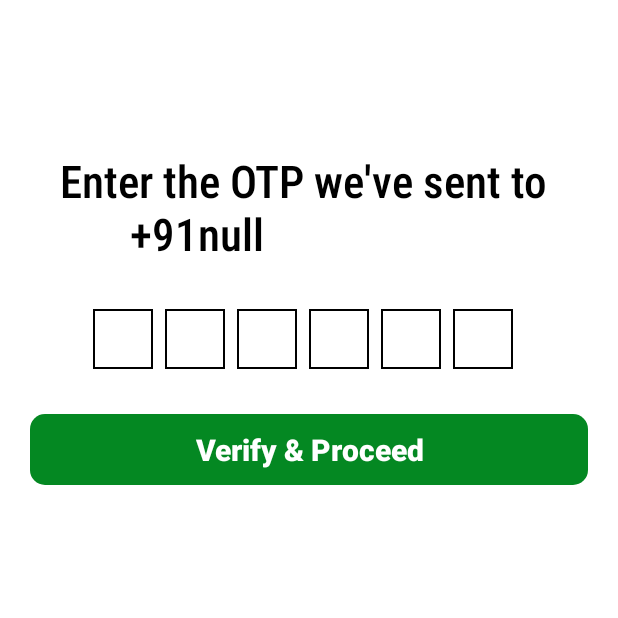
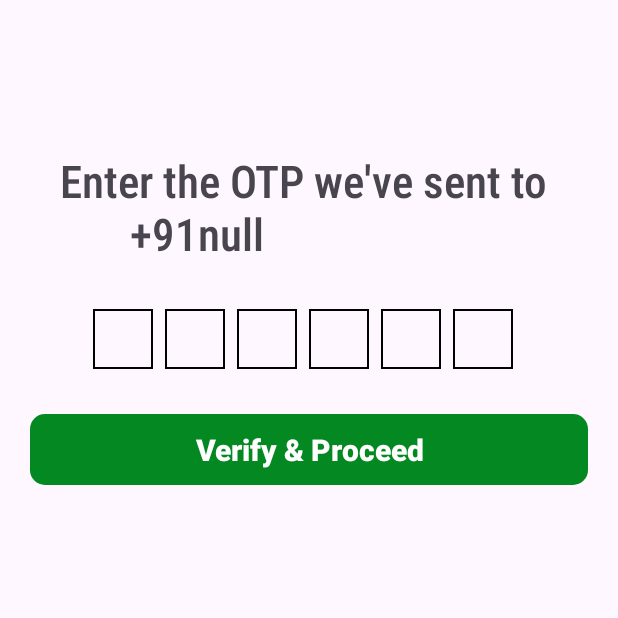
Before and after one commit to rxhuljoshi10/TravVo, an Android app: the VerificationPage screen opened directly, with no data from a screen before it, on a phone screen of 412 x 824 dp, the top half of it. Run offline under Robolectric (Android 15) with nearby library versions, the phone set to English and light mode, and no system bars; our stand-ins replace Firebase (no records; nobody signed in at launch, a user with empty details on screens opened directly); network calls fail.

Commit message:
second commit

```diff
--- a/app/src/main/java/com/example/onlinebusticketing/LoginPage.java
+++ b/app/src/main/java/com/example/onlinebusticketing/LoginPage.java
@@ -39,7 +39,7 @@ public class LoginPage extends AppCompatActivity {
     protected void onCreate(Bundle savedInstanceState) {
         super.onCreate(savedInstanceState);
         getWindow().setFlags(WindowManager.LayoutParams.FLAG_LAYOUT_NO_LIMITS, WindowManager.LayoutParams.FLAG_LAYOUT_NO_LIMITS);
-        setContentView(R.layout.activity_login);
+        setContentView(R.layout.activity_login_page);
 
 
         if (alreadyUser()){
--- a/app/src/main/java/com/example/onlinebusticketing/VerificationPage.java
+++ b/app/src/main/java/com/example/onlinebusticketing/VerificationPage.java
@@ -7,6 +7,7 @@ import android.content.SharedPreferences;
 import android.os.Bundle;
 import android.text.Editable;
 import android.text.TextWatcher;
+import android.view.KeyEvent;
 import android.view.View;
 import android.view.WindowManager;
 import android.widget.EditText;
@@ -37,7 +38,7 @@ public class VerificationPage extends AppCompatActivity {
     protected void onCreate(Bundle savedInstanceState) {
         super.onCreate(savedInstanceState);
         getWindow().setFlags(WindowManager.LayoutParams.FLAG_LAYOUT_NO_LIMITS, WindowManager.LayoutParams.FLAG_LAYOUT_NO_LIMITS);
-        setContentView(R.layout.activity_verify_otp);
+        setContentView(R.layout.activity_verification_page);
 
         e1 = findViewById(R.id.editText1);
         e2 = findViewById(R.id.editText2);
@@ -46,11 +47,12 @@ public class VerificationPage extends AppCompatActivity {
         e5 = findViewById(R.id.editText5);
         e6 = findViewById(R.id.editText6);
 
-        setEditTextWatcher(e1, e2);
-        setEditTextWatcher(e2, e3);
-        setEditTextWatcher(e3, e4);
-        setEditTextWatcher(e4, e5);
-        setEditTextWatcher(e5, e6);
+        setEditTextWatcher(e1, e2, null);
+        setEditTextWatcher(e2, e3, e1);
+        setEditTextWatcher(e3, e4, e2);
+        setEditTextWatcher(e4, e5, e3);
+        setEditTextWatcher(e5, e6, e4);
+        setEditTextWatcher(e6, null, e5);
         e1.requestFocus();
 
         Intent intent = getIntent();
@@ -62,7 +64,6 @@ public class VerificationPage extends AppCompatActivity {
 
         Intent intent1 = getIntent();
         verificationID = intent1.getStringExtra("verificationID");
-
 
 
         CardView verify_otp = findViewById(R.id.verify_button);
@@ -81,7 +82,7 @@ public class VerificationPage extends AppCompatActivity {
         });
     }
 
-    private void setEditTextWatcher(final EditText currentEditText, final EditText nextEditText) {
+    private void setEditTextWatcher(final EditText currentEditText, final EditText nextEditText, final  EditText prevEditText) {
         currentEditText.addTextChangedListener(new TextWatcher() {
             @Override
             public void beforeTextChanged(CharSequence charSequence, int start, int count, int after) {}
@@ -89,13 +90,31 @@ public class VerificationPage extends AppCompatActivity {
             @Override
             public void onTextChanged(CharSequence charSequence, int start, int before, int count) {
                 if (charSequence.length() == 1) {
-                    // Move focus to the next EditText
-                    nextEditText.requestFocus();
+                    if(nextEditText != null) {
+                        nextEditText.requestFocus();
+                    }
                 }
             }
-
             @Override
             public void afterTextChanged(Editable editable) {}
+        });
+
+        currentEditText.setOnKeyListener(new View.OnKeyListener() {
+            @Override
+            public boolean onKey(View v, int keyCode, KeyEvent event) {
+                if(keyCode == KeyEvent.KEYCODE_DEL && event.getAction() == KeyEvent.ACTION_DOWN) {
+                    if(currentEditText.getText().length() == 0) {
+                        if (prevEditText != null) {
+                            prevEditText.getText().clear();
+                            prevEditText.requestFocus();
+                        }
+                    }else{
+                        currentEditText.getText().clear();
+                    }
+                    return true;
+                }
+                return false;
+            }
         });
     }
 
--- a/app/src/main/java/com/example/onlinebusticketing/searchBusAdapter.java
+++ b/app/src/main/java/com/example/onlinebusticketing/searchBusAdapter.java
@@ -1,8 +1,6 @@
 package com.example.onlinebusticketing;
 
-import android.content.Context;
 import android.content.Intent;
-import android.graphics.drawable.Drawable;
 import android.text.TextUtils;
 import android.view.LayoutInflater;
 import android.view.View;
@@ -52,7 +50,7 @@ public class searchBusAdapter extends RecyclerView.Adapter<searchBusAdapter.View
         holder.item_searchBus_Source.setText(source);
         holder.item_searchBus_Destination.setText(destination);
 
-        int colorRes = (position % 2 == 0) ? com.google.android.material.R.color.design_default_color_background : R.color.grey;
+        int colorRes = (position % 2 == 0) ? R.color.primaryBackground : R.color.secondaryBackground;
         holder.item_searchBus.setBackgroundColor(ContextCompat.getColor(holder.itemTextView.getContext(), colorRes));
 
         holder.item_searchBus.setOnClickListener(new View.OnClickListener() {
--- a/app/src/main/res/layout/activity_login.xml
+++ b/app/src/main/res/layout/activity_login_page.xml
@@ -4,7 +4,6 @@
     android:layout_width="match_parent"
     android:layout_height="match_parent"
     xmlns:app="http://schemas.android.com/apk/res-auto"
-    android:background="@color/white"
     android:padding="16dp"
     android:orientation="vertical"
     tools:context=".LoginPage">
@@ -13,6 +12,7 @@
         android:layout_width="253dp"
         android:layout_height="52dp"
         android:layout_gravity="center"
+        android:layout_marginTop="20dp"
         android:src="@drawable/logo" />
 
     <LinearLayout
--- a/app/src/main/res/layout/activity_verify_otp.xml
+++ b/app/src/main/res/layout/activity_verification_page.xml
@@ -4,7 +4,6 @@
     xmlns:tools="http://schemas.android.com/tools"
     android:layout_width="match_parent"
     android:layout_height="match_parent"
-    android:background="@color/white"
     android:orientation="vertical"
     tools:context=".VerificationPage">
 
@@ -14,7 +13,6 @@
         android:layout_height="wrap_content"
         android:text="@string/verify_otp_label"
         android:textSize="30sp"
-        android:textColor="@color/black"
         android:fontFamily="sans-serif-condensed-medium"
         android:layout_gravity="center"
         android:layout_marginTop="100dp"/>
--- a/app/src/main/res/layout/item_bus_list.xml
+++ b/app/src/main/res/layout/item_bus_list.xml
@@ -4,6 +4,7 @@
     android:layout_width="wrap_content"
     android:layout_height="wrap_content"
     app:cardElevation="5dp"
+    app:cardCornerRadius="5sp"
     android:layout_margin="5sp">
 
     <LinearLayout
--- a/app/src/main/res/values-night/themes.xml
+++ b/app/src/main/res/values-night/themes.xml
@@ -3,6 +3,6 @@
     <style name="Theme.OnlineBusTicketing" parent="Theme.Material3.DayNight.NoActionBar">
         <item name="android:windowBackground">@color/primaryBackground</item>
         <item name="colorPrimary">@color/primaryColor</item>
-        <item name="iconTint">@color/white</item>
+
     </style>
 </resources>
--- a/app/src/main/res/values/styles.xml
+++ b/app/src/main/res/values/styles.xml
@@ -5,7 +5,6 @@
     </style>
 
     <style name="AppTheme.Dark" parent="Theme.AppCompat">
-
     </style>
 
 
@@ -20,7 +19,6 @@
         <item name="android:background">@drawable/list_border</item>
         <item name="android:gravity">center</item>
         <item name="android:textSize">18sp</item>
-        <item name="android:textColor">@android:color/black</item>
         <item name="android:maxLength">1</item>
         <item name="android:imeOptions">actionNext</item>
         <item name="android:layout_marginEnd">8dp</item>
--- a/app/src/main/res/values/themes.xml
+++ b/app/src/main/res/values/themes.xml
@@ -4,14 +4,8 @@
         <item name="colorPrimary">@color/primaryColor</item>
     </style>
 
-    <attr name="primaryColorBackground" format="color"/>
-    <attr name="secondaryColorBackground" format="color"/>
-
     <style name="Theme.OnlineBusTicketing" parent="Base.Theme.OnlineBusTicketing">
         <item name="colorPrimary">@color/primaryColor</item>
-        <item name="iconTint">@color/black</item>
-
-
     </style>
 
     <style name="Theme.OnlineBusTicketing.NoActionBar">
@@ -27,5 +21,4 @@
         <item name="android:textColor">@color/black</item>
     </style>
 
-
 </resources>
```
Also changed, not shown: app/src/main/java/com/example/onlinebusticketing/Home.java (+19 -12 lines).
